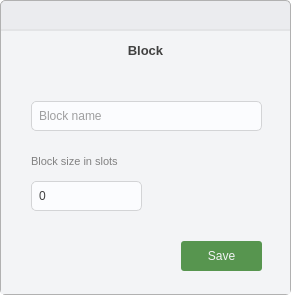
First picture: the form in ui/add_block_dialog.ui, repository takundafarakeza/Timetable_Generator, before the edit.
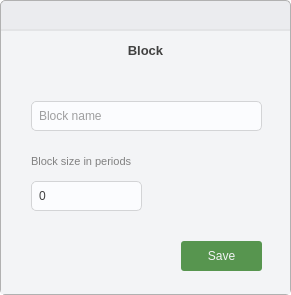
Second picture: the form after the edit. Icons and pictures are not drawn.

What changed in the file:
```diff
--- a/ui/add_block_dialog.ui
+++ b/ui/add_block_dialog.ui
@@ -267,7 +267,7 @@
              <string notr="true">color: rgb(129, 129, 129);</string>
             </property>
             <property name="text">
-             <string>Block size in slots</string>
+             <string>Block size in periods</string>
             </property>
            </widget>
            <widget class="QPushButton" name="block_save">
```
Left out of the diff: 3 changed lines with no effect on the pictures.
